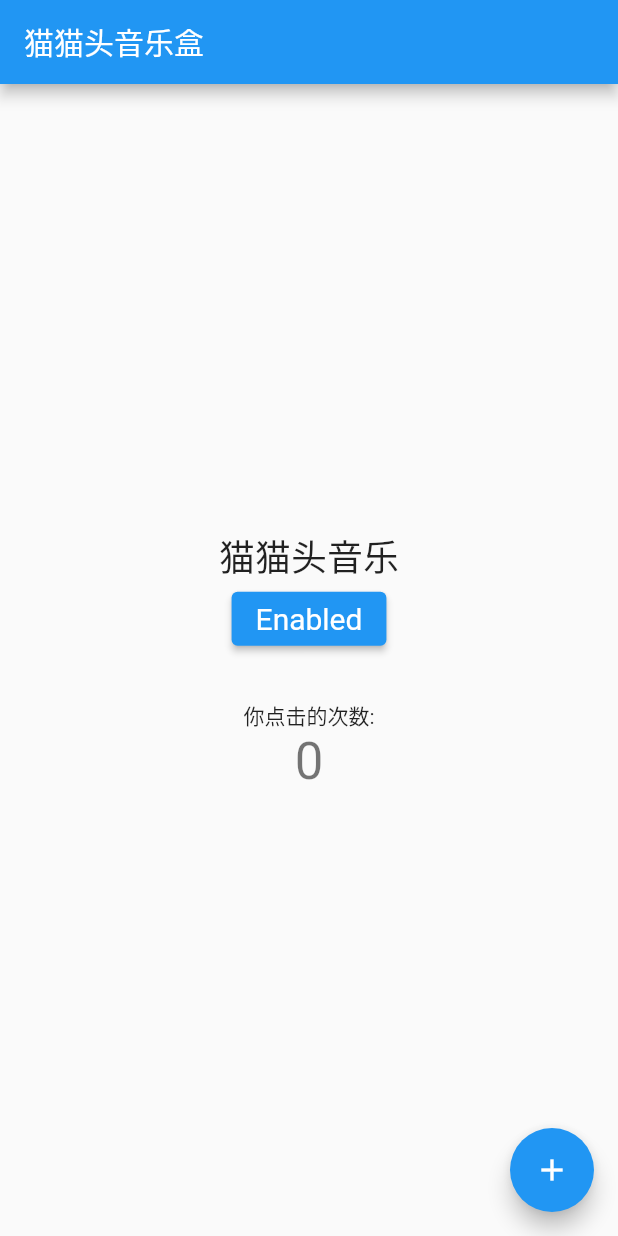
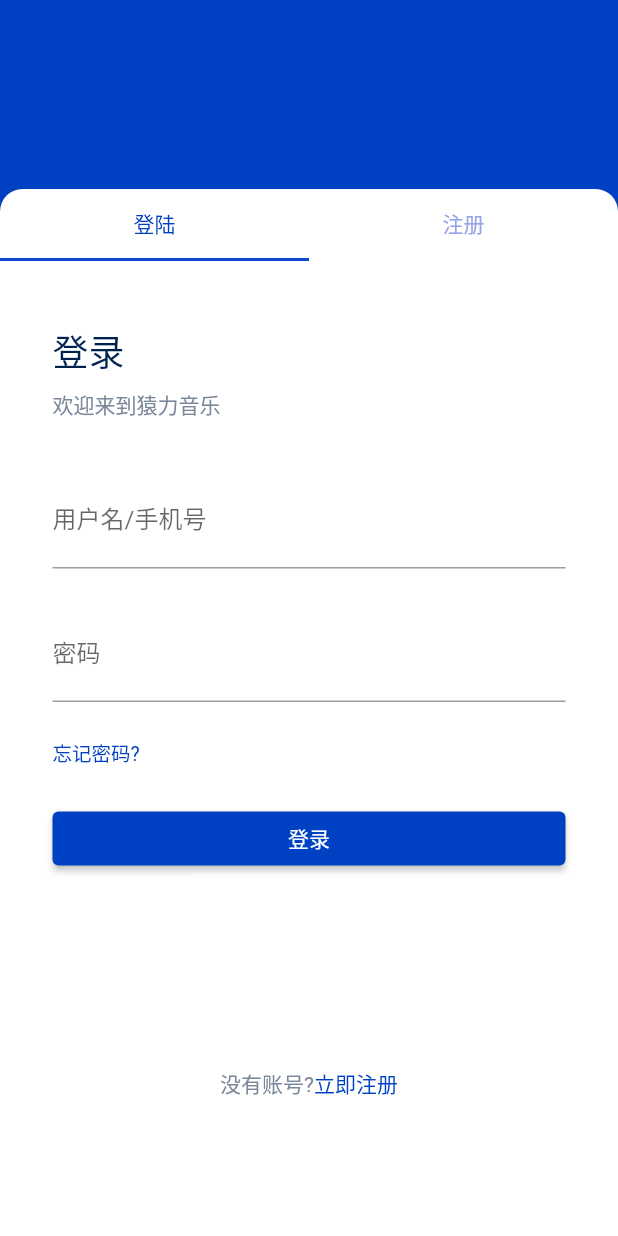
Before and after one commit to GnaixEuy/CatHat-Music-FrontEnd-APP, a Flutter app: the screen it shows after launch, on a phone screen of 412 x 824 dp. Run offline on Flutter 3.47's test engine with Material 2 defaults, Android fonts, the phone set to English and light mode, and no system bars.

Commit message:
:sparkles: 添加了登录页面

```diff
--- a/lib/main.dart
+++ b/lib/main.dart
@@ -1,119 +1,29 @@
-import 'package:cathat_music_app/api/hello.dart';
+import 'package:cathat_music_app/pages/home.dart';
+import 'package:cathat_music_app/pages/login.dart';
+import 'package:cathat_music_app/theme.dart';
 import 'package:flutter/material.dart';
 
 void main() {
-  runApp(const MyApp());
+  runApp(const CatHatMusic());
 }
 
-class MyApp extends StatelessWidget {
-  const MyApp({Key? key}) : super(key: key);
+class CatHatMusic extends StatelessWidget {
 
+
+  const CatHatMusic({Key? key}) : super(key: key);
   // This widget is the root of your application.
   @override
   Widget build(BuildContext context) {
     return MaterialApp(
-      title: 'Flutter Demo',
+      title: '猫猫头音乐',
       theme: ThemeData(
-        // This is the theme of your application.
-        //
-        // Try running your application with "flutter run". You'll see the
-        // application has a blue toolbar. Then, without quitting the app, try
-        // changing the primarySwatch below to Colors.green and then invoke
-        // "hot reload" (press "r" in the console where you ran "flutter run",
-        // or simply save your changes to "hot reload" in a Flutter IDE).
-        // Notice that the counter didn't reset back to zero; the application
-        // is not restarted.
-        primarySwatch: Colors.blue,
+        primarySwatch: primary,
       ),
-      home: const MyHomePage(title: '猫猫头音乐盒'),
+      initialRoute: '/login',
+      routes: {
+        '/': (context) => const Home(),
+        '/login': (context) => const Login()
+      },
     );
   }
 }
-
-class MyHomePage extends StatefulWidget {
-  const MyHomePage({Key? key, required this.title}) : super(key: key);
-
-  // This widget is the home page of your application. It is stateful, meaning
-  // that it has a State object (defined below) that contains fields that affect
-  // how it looks.
-
-  // This class is the configuration for the state. It holds the values (in this
-  // case the title) provided by the parent (in this case the App widget) and
-  // used by the build method of the State. Fields in a Widget subclass are
-  // always marked "final".
-
-  final String title;
-
-  @override
-  State<MyHomePage> createState() => _MyHomePageState();
-}
-
-class _MyHomePageState extends State<MyHomePage> {
-  int _counter = 0;
-
-  String message = '猫猫头音乐';
-
-  void _incrementCounter() {
-    setState(() {
-      // This call to setState tells the Flutter framework that something has
-      // changed in this State, which causes it to rerun the build method below
-      // so that the display can reflect the updated values. If we changed
-      // _counter without calling setState(), then the build method would not be
-      // called again, and so nothing would appear to happen.
-      _counter++;
-    });
-  }
-
-  void _fetchData() {
-    print('按钮被触发了');
-    sayHello().then((value) => {
-          setState(() => {message = value})
-        });
-
-  }
-
-  final ButtonStyle style =
-      ElevatedButton.styleFrom(textStyle: const TextStyle(fontSize: 20));
-
-  @override
-  Widget build(BuildContext context) {
-    return Scaffold(
-      appBar: AppBar(
-        // Here we take the value from the MyHomePage object that was created by
-        // the App.build method, and use it to set our appbar title.
-        title: Text(widget.title),
-      ),
-      body: Center(
-        // Center is a layout widget. It takes a single child and positions it
-        // in the middle of the parent.
-        child: Column(
-          mainAxisAlignment: MainAxisAlignment.center,
-          children: <Widget>[
-            Text(
-              message,
-              style: Theme.of(context).textTheme.headline5,
-            ),
-            ElevatedButton(
-              style: style,
-              onPressed: this._fetchData,
-              child: const Text('Enabled'),
-            ),
-            const SizedBox(height: 30),
-            const Text(
-              '你点击的次数:',
-            ),
-            Text(
-              '$_counter',
-              style: Theme.of(context).textTheme.headline4,
-            ),
-          ],
-        ),
-      ),
-      floatingActionButton: FloatingActionButton(
-        onPressed: _incrementCounter,
-        tooltip: 'Increment',
-        child: const Icon(Icons.add),
-      ), // This trailing comma makes auto-formatting nicer for build methods.
-    );
-  }
-}
--- /dev/null
+++ b/lib/pages/home.dart
@@ -0,0 +1,20 @@
+import 'package:flutter/material.dart';
+
+class Home extends StatelessWidget {
+
+  const Home({Key? key}) : super (key: key);
+
+  @override
+  Widget build(BuildContext context) {
+    return Scaffold(
+      body: Center(
+        child: ElevatedButton(
+          onPressed: () {
+            Navigator.pushNamed(context, '/login');
+          },
+          child: const Text('首页'),
+        ),
+      ),
+    );
+  }
+}
--- /dev/null
+++ b/lib/pages/login.dart
@@ -0,0 +1,64 @@
+import 'package:cathat_music_app/theme.dart';
+import 'package:cathat_music_app/widget/login_form.dart';
+import 'package:flutter/material.dart';
+
+class Login extends StatefulWidget {
+  const Login({Key? key}) : super(key: key);
+
+  @override
+  State createState() => _LoginState();
+}
+
+class _LoginState extends State<Login> with TickerProviderStateMixin {
+  late TabController _tabController;
+
+  @override
+  void initState() {
+    super.initState();
+    _tabController = TabController(length: 2, vsync: this);
+  }
+
+  @override
+  Widget build(BuildContext context) {
+    return Scaffold(
+      body: Container(
+        color: primary,
+        padding: const EdgeInsets.only(top: 126),
+        width: MediaQuery.of(context).size.width,
+        height: MediaQuery.of(context).size.height,
+        child: Container(
+          decoration: const BoxDecoration(
+              color: Colors.white,
+              borderRadius: BorderRadius.only(
+                  topLeft: Radius.circular(15), topRight: Radius.circular(15))),
+          child: Column(
+            children: <Widget>[
+              TabBar(controller: _tabController,
+                  labelColor: primary,
+                  unselectedLabelColor: primary.shade200,
+                  tabs: const <Widget>[
+                Tab(
+                  text: '登陆',
+                ),
+                Tab(
+                  text: '注册',
+                )
+              ]),
+              Flexible(
+                flex: 1,
+                child: TabBarView(
+                    controller: _tabController,
+                    children:  <Widget>[
+                      LoginForm(),
+                      const Center(
+                        child: Text('注册'),
+                      ),
+                    ]),
+              ),
+            ],
+          ),
+        ),
+      ),
+    );
+  }
+}
--- /dev/null
+++ b/lib/theme.dart
@@ -0,0 +1,19 @@
+import 'package:flutter/material.dart';
+
+const int _bluePrimaryValue = 0xFF0041C4;
+
+const MaterialColor primary = MaterialColor(
+  _bluePrimaryValue,
+  <int, Color>{
+    50: Color(0xFFE7E9F9),
+    100: Color(0xFFC2C8F1),
+    200: Color(0xFF98A4E7),
+    300: Color(0xFF6C81DE),
+    400: Color(0xFF4765D7),
+    500: Color(0xFF0C49CF),
+    600: Color(_bluePrimaryValue),
+    700: Color(0xFF0037B8),
+    800: Color(0xFF002CAD),
+    900: Color(0xFF00189A),
+  },
+);
--- /dev/null
+++ b/lib/widget/login_form.dart
@@ -0,0 +1,111 @@
+import 'package:cathat_music_app/theme.dart';
+import 'package:flutter/material.dart';
+
+class LoginForm extends StatefulWidget {
+  const LoginForm({Key? key}) : super(key: key);
+
+  @override
+  State<LoginForm> createState() => _loginFormState();
+}
+
+class _loginFormState extends State<LoginForm> {
+  @override
+  Widget build(BuildContext context) {
+    return Container(
+      padding: const EdgeInsets.only(left: 35, top: 42, right: 35),
+      child: Column(
+        crossAxisAlignment: CrossAxisAlignment.start,
+        children: <Widget>[
+          const Text(
+            "登录",
+            style: TextStyle(
+                fontSize: 24,
+                color: Color(0xFF002251),
+                letterSpacing: 0,
+                fontWeight: FontWeight.w500),
+          ),
+          const SizedBox(height: 7),
+          const Text(
+            "欢迎来到猿力音乐",
+            style: TextStyle(
+                fontSize: 14,
+                color: Color(0xFF7A869A),
+                letterSpacing: 0,
+                fontWeight: FontWeight.w400),
+          ),
+          const SizedBox(
+            height: 35,
+          ),
+          TextFormField(
+            decoration: const InputDecoration(
+              hintText: '请输入用户名/手机号',
+              labelText: '用户名/手机号',
+            ),
+            onSaved: (String? value) {
+              // This optional block of code can be used to run
+              // code when the user saves the form.
+            },
+            validator: (String? value) {
+              return (value != null && value.contains('@'))
+                  ? 'Do not use the @ char.'
+                  : null;
+            },
+          ),
+          const SizedBox(
+            height: 25,
+          ),
+          TextFormField(
+            decoration: const InputDecoration(
+              hintText: '请输入密码',
+              labelText: '密码',
+            ),
+            onSaved: (String? value) {
+              // This optional block of code can be used to run
+              // code when the user saves the form.
+            },
+            validator: (String? value) {
+              return (value != null && value.contains('@'))
+                  ? 'Do not use the @ char.'
+                  : null;
+            },
+          ),
+          const SizedBox(height: 24),
+          const Text(
+            "忘记密码?",
+            style: TextStyle(fontSize: 13, color: primary),
+          ),
+          const SizedBox(height: 24),
+          FractionallySizedBox(
+            widthFactor: 1,
+            child: ElevatedButton(
+              onPressed: () {},
+              child: const Text("登录"),
+            ),
+          ),
+          const SizedBox(height: 129),
+          Row(
+            mainAxisAlignment: MainAxisAlignment.center,
+            children: const [
+              Text(
+                "没有账号?",
+                style: TextStyle(
+                    color: Color(0xFF7A869A),
+                    fontSize: 14,
+                    letterSpacing: 0,
+                    fontWeight: FontWeight.w400),
+              ),
+              Text(
+                "立即注册",
+                style: TextStyle(
+                    color: primary,
+                    fontSize: 14,
+                    letterSpacing: 0,
+                    fontWeight: FontWeight.w400),
+              )
+            ],
+          )
+        ],
+      ),
+    );
+  }
+}
```
Also changed, not shown: 1 other file.
